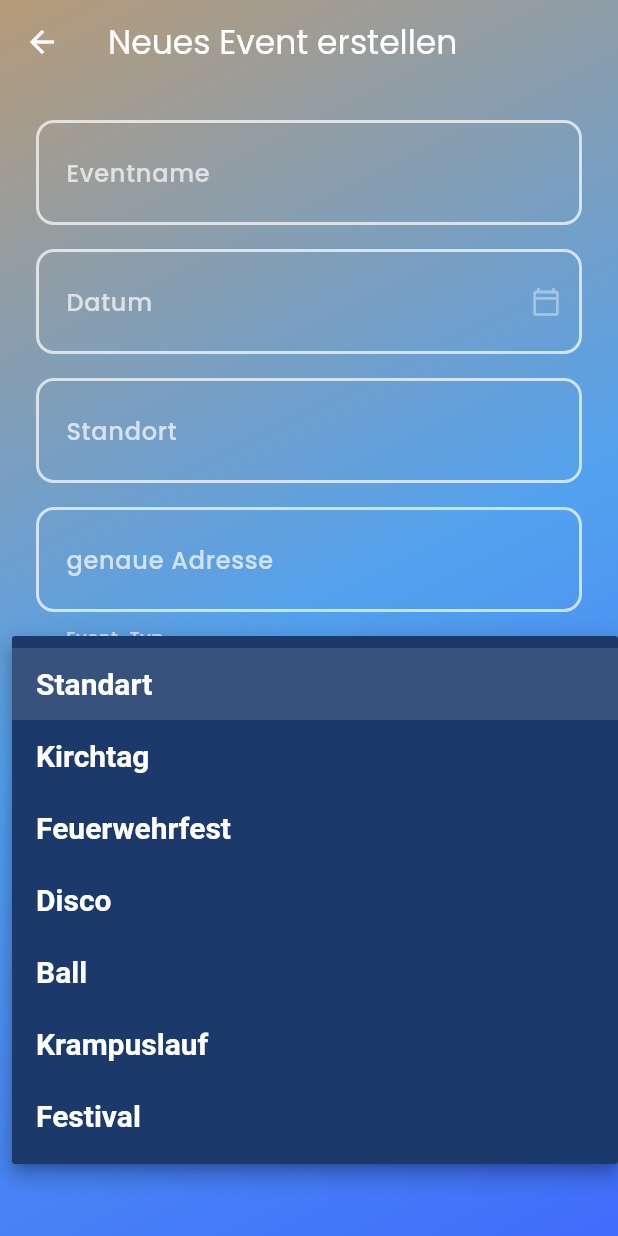
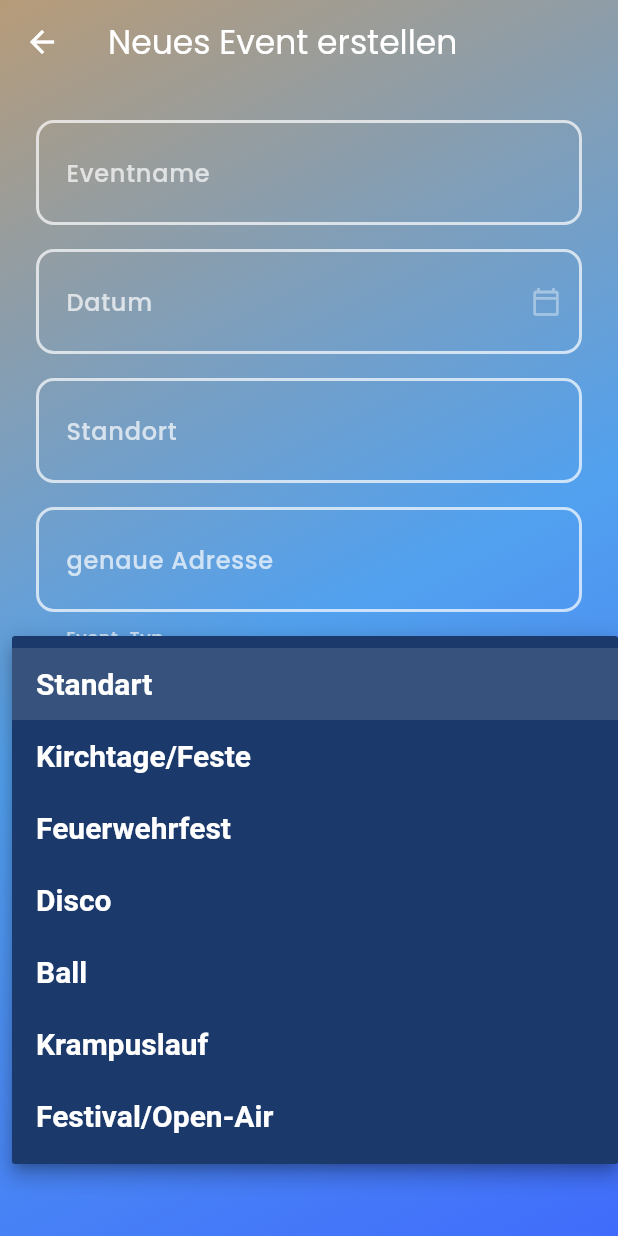
Before and after one commit to lukasbihlercoc-max/EventRide, a Flutter app: the EventsPage screen opened directly, after a tap on "Standart", on a phone screen of 412 x 824 dp. Run offline on Flutter 3.47's test engine with Material 3 defaults, Android fonts, the phone set to English and light mode, and no system bars; our stand-ins replace cloud_firestore, cloud_functions, firebase_auth, firebase_core, firebase_messaging, firebase_storage and 6 more; accounts and stored records are empty.

Commit message:
feat: Kategorien umbenannt – Kirchtage/Feste + Festival/Open-Air
e1: 'Kirchtag' → 'Kirchtage/Feste'
e6: 'Festival' → 'Festival/Open-Air' (neu auch im Manager)
Überall aktualisiert: Filter, Typ-Auswahl, Admin, Manager HTML inkl. Badge-CSS.

Co-Authored-By: Claude Sonnet 4.6 <noreply@anthropic.com>

```diff
--- a/lib/views/pages/admin_event_requests_page.dart
+++ b/lib/views/pages/admin_event_requests_page.dart
@@ -22,12 +22,12 @@ const _kRed = Color(0xFFE63946);
 
 const _kTypLabels = {
   'e0': 'Standart',
-  'e1': 'Kirchtag',
+  'e1': 'Kirchtage/Feste',
   'e2': 'Feuerwehrfest',
   'e3': 'Disco',
   'e4': 'Ball',
   'e5': 'Krampuslauf',
-  'e6': 'Festival',
+  'e6': 'Festival/Open-Air',
 };
 
 InputDecoration _inputStyle(String label, {Widget? suffixIcon}) {
--- a/lib/views/pages/event_submit_page.dart
+++ b/lib/views/pages/event_submit_page.dart
@@ -23,12 +23,12 @@ const _kPadding = 24.0;
 
 const _kTypLabels = {
   'e0': 'Standart',
-  'e1': 'Kirchtag',
+  'e1': 'Kirchtage/Feste',
   'e2': 'Feuerwehrfest',
   'e3': 'Disco',
   'e4': 'Ball',
   'e5': 'Krampuslauf',
-  'e6': 'Festival',
+  'e6': 'Festival/Open-Air',
 };
 
 InputDecoration _inputStyle(String label, {Widget? suffixIcon}) {
--- a/lib/views/pages/events_page.dart
+++ b/lib/views/pages/events_page.dart
@@ -56,12 +56,12 @@ const inputTextStyle = TextStyle(
 
 const _kTypLabels = {
   'e0': 'Standart',
-  'e1': 'Kirchtag',
+  'e1': 'Kirchtage/Feste',
   'e2': 'Feuerwehrfest',
   'e3': 'Disco',
   'e4': 'Ball',
   'e5': 'Krampuslauf',
-  'e6': 'Festival',
+  'e6': 'Festival/Open-Air',
 };
 
 class EventsPage extends StatefulWidget {
--- a/lib/views/pages/home_page.dart
+++ b/lib/views/pages/home_page.dart
@@ -480,12 +480,12 @@ class _HomePageState extends State<HomePage> {
   final _typKey    = GlobalKey();
 
   static const _typOptionen = {
-    'e1': 'Kirchtag',
+    'e1': 'Kirchtage/Feste',
     'e2': 'Feuerwehrfest',
     'e3': 'Disco',
     'e4': 'Ball',
     'e5': 'Krampus',
-    'e6': 'Festival',
+    'e6': 'Festival/Open-Air',
   };
 
   String _radiusLabel(int? value) {
```
